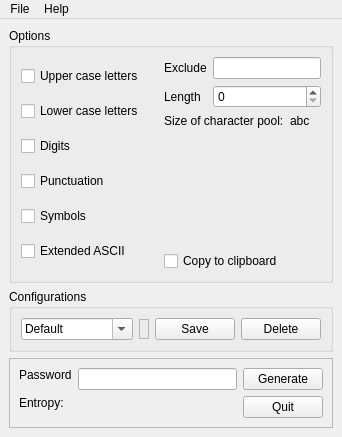
This is mainwindow.ui in TimAllman/Password-Beaver as Qt 5 draws it before an edit. The edited form follows.
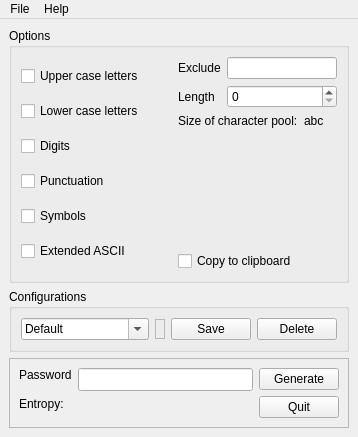
This is the edited form. Icons and pictures are not drawn. Custom widgets are drawn as their Qt base class.

The edit to the form file:
```diff
--- a/mainwindow.ui
+++ b/mainwindow.ui
@@ -6,7 +6,7 @@
    <rect>
     <x>0</x>
     <y>0</y>
-    <width>342</width>
+    <width>358</width>
     <height>437</height>
    </rect>
   </property>
@@ -203,8 +203,8 @@
            </property>
            <property name="sizeHint" stdset="0">
             <size>
-             <width>20</width>
-             <height>40</height>
+             <width>159</width>
+             <height>13</height>
             </size>
            </property>
           </spacer>
@@ -339,6 +339,12 @@
              <verstretch>0</verstretch>
             </sizepolicy>
            </property>
+           <property name="font">
+            <font>
+             <family>Courier</family>
+             <kerning>false</kerning>
+            </font>
+           </property>
            <property name="toolTip">
             <string>&lt;html&gt;&lt;head/&gt;&lt;body&gt;&lt;p&gt;The generated password.&lt;/p&gt;&lt;/body&gt;&lt;/html&gt;</string>
            </property>
@@ -430,7 +436,7 @@
     <rect>
      <x>0</x>
      <y>0</y>
-     <width>342</width>
+     <width>358</width>
      <height>22</height>
     </rect>
    </property>
```
Left out of the diff: 8 changed lines with no effect on the pictures.
